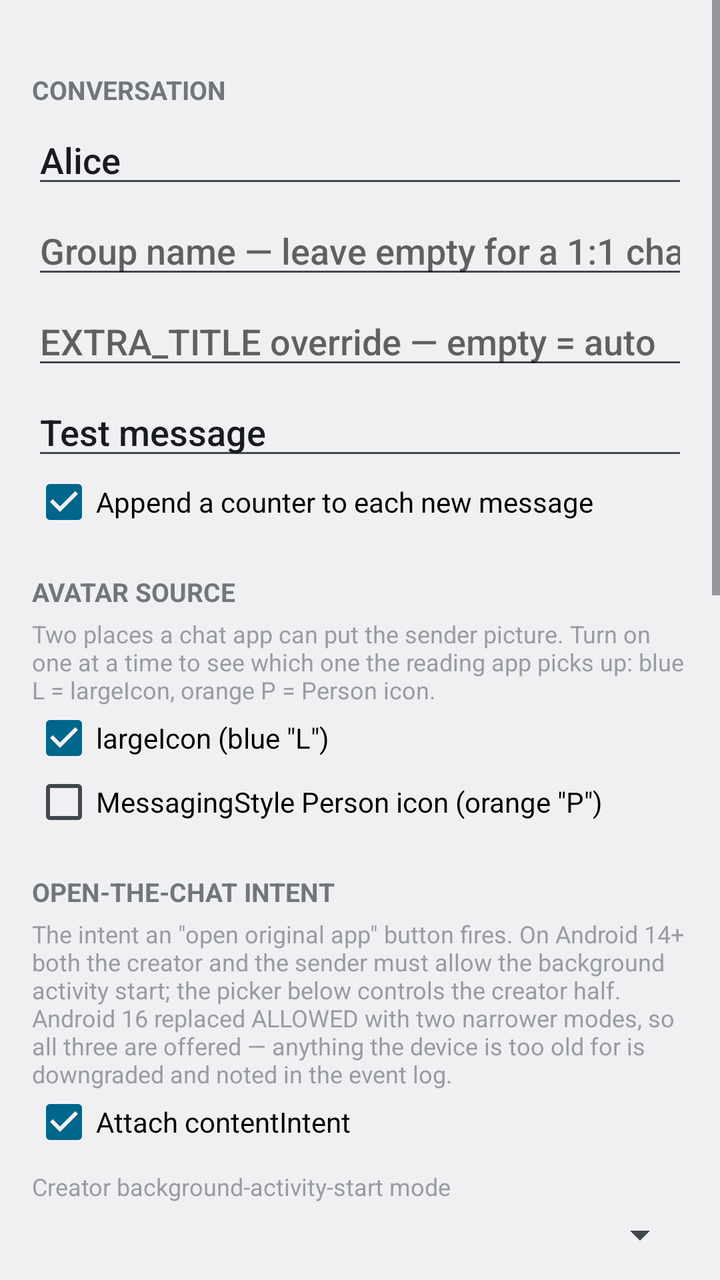
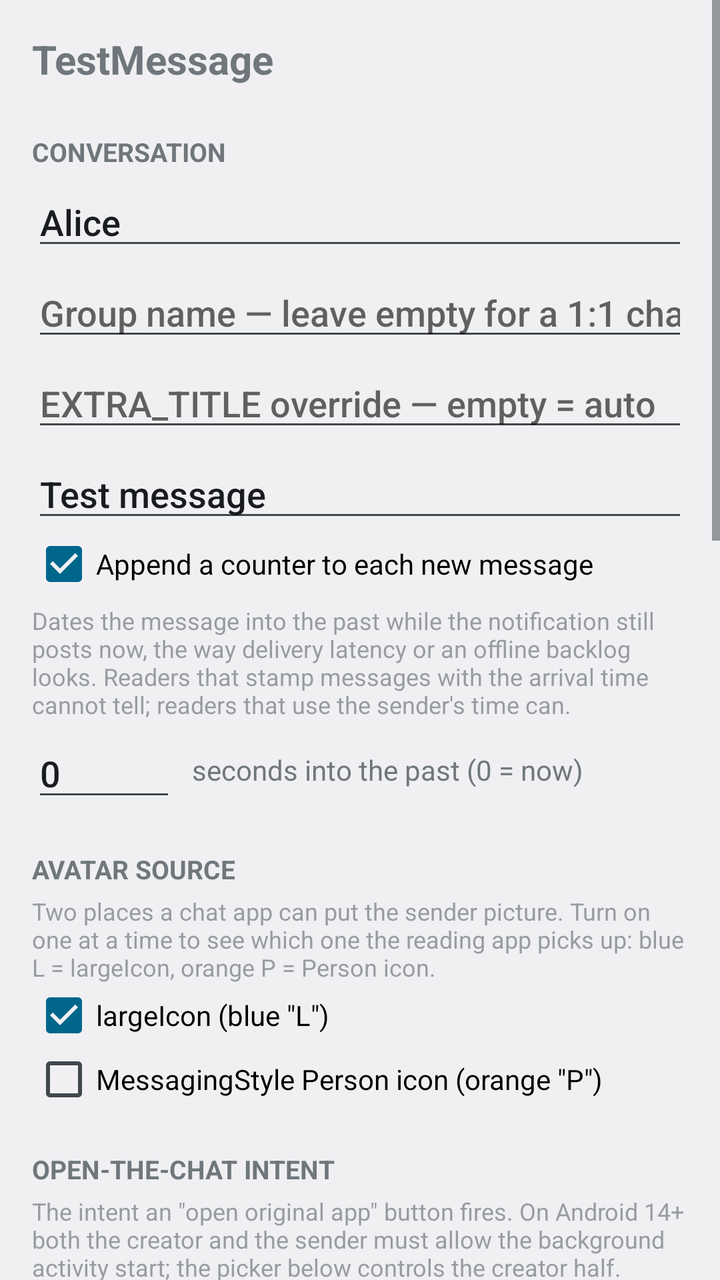

Two renders of the same Android screen: before a commit and after it. Below are the layout's source before the change and the commit's diff.
<!-- AndroidManifest.xml: application theme AppTheme -->
<!-- res/layout/activity_main.xml -->
<?xml version="1.0" encoding="utf-8"?>
<ScrollView xmlns:android="http://schemas.android.com/apk/res/android"
    android:layout_width="match_parent"
    android:layout_height="match_parent"
    android:fillViewport="true">

    <LinearLayout
        android:layout_width="match_parent"
        android:layout_height="wrap_content"
        android:orientation="vertical"
        android:padding="16dp">

        

        <TextView
            style="@style/SectionHeader"
            android:text="@string/section_conversation" />

        <EditText
            android:id="@+id/et_sender"
            style="@style/Field"
            android:hint="@string/hint_sender"
            android:text="@string/default_sender" />

        <EditText
            android:id="@+id/et_group"
            style="@style/Field"
            android:hint="@string/hint_group" />

        <EditText
            android:id="@+id/et_title"
            style="@style/Field"
            android:hint="@string/hint_title" />

        <EditText
            android:id="@+id/et_message"
            style="@style/Field"
            android:hint="@string/hint_message"
            android:text="@string/default_message" />

        <CheckBox
            android:id="@+id/cb_autonumber"
            style="@style/Toggle"
            android:checked="true"
            android:text="@string/opt_autonumber" />

        

        <TextView
            style="@style/SectionHeader"
            android:text="@string/section_avatar" />

        <TextView
            style="@style/Hint"
            android:text="@string/help_avatar" />

        <CheckBox
            android:id="@+id/cb_large_icon"
            style="@style/Toggle"
            android:checked="true"
            android:text="@string/opt_large_icon" />

        <CheckBox
            android:id="@+id/cb_person_icon"
            style="@style/Toggle"
            android:checked="false"
            android:text="@string/opt_person_icon" />

        

        <TextView
            style="@style/SectionHeader"
            android:text="@string/section_intent" />

        <TextView
            style="@style/Hint"
            android:text="@string/help_intent" />

        <CheckBox
            android:id="@+id/cb_content_intent"
            style="@style/Toggle"
            android:checked="true"
            android:text="@string/opt_content_intent" />

        <TextView
            style="@style/Hint"
            android:layout_marginTop="8dp"
            android:text="@string/opt_creator_bal" />

        <Spinner
            android:id="@+id/sp_creator_bal"
            android:layout_width="match_parent"
            android:layout_height="wrap_content"
            android:layout_marginTop="4dp" />

        

        <TextView
            style="@style/SectionHeader"
            android:text="@string/section_reply" />

        <TextView
            style="@style/Hint"
            android:text="@string/help_reply" />

        <CheckBox
            android:id="@+id/cb_reply"
            style="@style/Toggle"
            android:checked="true"
            android:text="@string/opt_reply" />

        <CheckBox
            android:id="@+id/cb_cancel_after_reply"
            style="@style/Toggle"
            android:checked="false"
            android:text="@string/opt_cancel_after_reply" />

        

        <TextView
            style="@style/SectionHeader"
            android:text="@string/section_post" />

        <Button
            android:id="@+id/btn_post"
            style="@style/Action"
            android:text="@string/btn_post" />

        <TextView
            style="@style/Hint"
            android:text="@string/help_repost" />

        <CheckBox
            android:id="@+id/cb_bump_time"
            style="@style/Toggle"
            android:checked="false"
            android:text="@string/opt_bump_time" />

        <Button
            android:id="@+id/btn_repost"
            style="@style/Action"
            android:text="@string/btn_repost" />

        <LinearLayout
            android:layout_width="match_parent"
            android:layout_height="wrap_content"
            android:layout_marginTop="8dp"
            android:gravity="center_vertical"
            android:orientation="horizontal">

            <EditText
                android:id="@+id/et_delay"
                android:layout_width="72dp"
                android:layout_height="wrap_content"
                android:hint="@string/hint_delay"
                android:inputType="number"
                android:text="@string/default_delay" />

            <Button
                android:id="@+id/btn_repost_delayed"
                android:layout_width="0dp"
                android:layout_height="wrap_content"
                android:layout_marginStart="8dp"
                android:layout_weight="1"
                android:text="@string/btn_repost_delayed" />
        </LinearLayout>

        <Button
            android:id="@+id/btn_cancel"
            style="@style/Action"
            android:text="@string/btn_cancel" />

        <Button
            android:id="@+id/btn_reset"
            style="@style/Action"
            android:text="@string/btn_reset" />

        <Button
            android:id="@+id/btn_reset_all"
            style="@style/Action"
            android:text="@string/btn_reset_all" />

        

        <TextView
            style="@style/SectionHeader"
            android:text="@string/section_log" />

        <Button
            android:id="@+id/btn_clear_log"
            style="@style/Action"
            android:text="@string/btn_clear_log" />

        <TextView
            android:id="@+id/tv_log"
            android:layout_width="match_parent"
            android:layout_height="wrap_content"
            android:layout_marginTop="8dp"
            android:fontFamily="monospace"
            android:textSize="11sp"
            android:textIsSelectable="true" />

    </LinearLayout>
</ScrollView>
<!-- resources referenced by this layout -->
<resources>
  <string name="btn_cancel">Cancel notification (keep conversation)</string>
  <string name="btn_clear_log">Clear events</string>
  <string name="btn_post">Post new message</string>
  <string name="btn_repost">Re-post unchanged (now)</string>
  <string name="btn_repost_delayed">Re-post unchanged after delay</string>
  <string name="btn_reset">Reset this conversation</string>
  <string name="btn_reset_all">Reset all conversations</string>
  <string name="default_delay">20</string>
  <string name="default_message">Test message</string>
  <string name="default_sender">Alice</string>
  <string name="help_avatar">Two places a chat app can put the sender picture. Turn on one at a time to see which one the reading app picks up: blue L = largeIcon, orange P = Person icon.</string>
  <string name="help_intent">The intent an \"open original app\" button fires. On Android 14+ both the creator and the sender must allow the background activity start; the picker below controls the creator half. Android 16 replaced ALLOWED with two narrower modes, so all three are offered — anything the device is too old for is downgraded and noted in the event log.</string>
  <string name="help_reply">Adds a RemoteInput action. Replies land in the event log below, which also records whether the notification was still showing at the time.</string>
  <string name="help_repost">Re-posting keeps the same notification id and the same message list — the refresh pattern that trips duplicate detection in reading apps.</string>
  <string name="hint_delay">sec</string>
  <string name="hint_group">Group name — leave empty for a 1:1 chat</string>
  <string name="hint_message">Message text</string>
  <string name="hint_sender">Sender name</string>
  <string name="hint_title">EXTRA_TITLE override — empty = auto</string>
  <string name="opt_autonumber">Append a counter to each new message</string>
  <string name="opt_bump_time">Give the unchanged message a fresh timestamp on re-post</string>
  <string name="opt_cancel_after_reply">Cancel the notification after a reply arrives</string>
  <string name="opt_content_intent">Attach contentIntent</string>
  <string name="opt_creator_bal">Creator background-activity-start mode</string>
  <string name="opt_large_icon">largeIcon (blue \"L\")</string>
  <string name="opt_person_icon">MessagingStyle Person icon (orange \"P\")</string>
  <string name="opt_reply">Attach reply action</string>
  <string name="section_avatar">Avatar source</string>
  <string name="section_conversation">Conversation</string>
  <string name="section_intent">Open-the-chat intent</string>
  <string name="section_log">Events</string>
  <string name="section_post">Post</string>
  <string name="section_reply">Direct Reply</string>
  <style name="Action">
          <item name="android:layout_width">match_parent</item>
          <item name="android:layout_height">wrap_content</item>
          <item name="android:layout_marginTop">8dp</item>
      </style>
  <style name="Toggle">
          <item name="android:layout_width">match_parent</item>
          <item name="android:layout_height">wrap_content</item>
          <item name="android:textSize">14sp</item>
      </style>
  <style name="AppTheme" parent="@android:style/Theme.DeviceDefault.DayNight" />
  <!-- unchanged entries left out for length: 3 -->
</resources>

<!-- the commit's change to res/layout/activity_main.xml (unified diff, before → after) -->
@@ -1,7 +1,9 @@
 <?xml version="1.0" encoding="utf-8"?>
 <ScrollView xmlns:android="http://schemas.android.com/apk/res/android"
+    android:id="@+id/root_scroll"
     android:layout_width="match_parent"
     android:layout_height="match_parent"
+    android:clipToPadding="false"
     android:fillViewport="true">
 
     <LinearLayout
@@ -10,6 +12,14 @@
         android:orientation="vertical"
         android:padding="16dp">
 
+        <TextView
+            android:layout_width="match_parent"
+            android:layout_height="wrap_content"
+            android:paddingBottom="4dp"
+            android:text="@string/app_name"
+            android:textSize="20sp"
+            android:textStyle="bold" />
+
         
 
         <TextView
@@ -43,6 +53,34 @@
             style="@style/Toggle"
             android:checked="true"
             android:text="@string/opt_autonumber" />
+
+        <TextView
+            style="@style/Hint"
+            android:text="@string/help_backdate" />
+
+        <LinearLayout
+            android:layout_width="match_parent"
+            android:layout_height="wrap_content"
+            android:layout_marginTop="4dp"
+            android:gravity="center_vertical"
+            android:orientation="horizontal">
+
+            <EditText
+                android:id="@+id/et_backdate"
+                android:layout_width="72dp"
+                android:layout_height="wrap_content"
+                android:hint="@string/hint_delay"
+                android:inputType="number"
+                android:text="@string/default_backdate" />
+
+            <TextView
+                android:layout_width="0dp"
+                android:layout_height="wrap_content"
+                android:layout_marginStart="8dp"
+                android:layout_weight="1"
+                android:text="@string/opt_backdate"
+                android:textSize="14sp" />
+        </LinearLayout>
 
         
 
<!-- resource entries referenced after the edit -->
@@ -1,5 +1,6 @@
 <!-- resources referenced by this layout -->
 <resources>
+  <string name="app_name">TestMessage</string>
   <string name="btn_cancel">Cancel notification (keep conversation)</string>
   <string name="btn_clear_log">Clear events</string>
   <string name="btn_post">Post new message</string>
@@ -7,10 +8,12 @@
   <string name="btn_repost_delayed">Re-post unchanged after delay</string>
   <string name="btn_reset">Reset this conversation</string>
   <string name="btn_reset_all">Reset all conversations</string>
+  <string name="default_backdate">0</string>
   <string name="default_delay">20</string>
   <string name="default_message">Test message</string>
   <string name="default_sender">Alice</string>
   <string name="help_avatar">Two places a chat app can put the sender picture. Turn on one at a time to see which one the reading app picks up: blue L = largeIcon, orange P = Person icon.</string>
+  <string name="help_backdate">Dates the message into the past while the notification still posts now, the way delivery latency or an offline backlog looks. Readers that stamp messages with the arrival time cannot tell; readers that use the sender\'s time can.</string>
   <string name="help_intent">The intent an \"open original app\" button fires. On Android 14+ both the creator and the sender must allow the background activity start; the picker below controls the creator half. Android 16 replaced ALLOWED with two narrower modes, so all three are offered — anything the device is too old for is downgraded and noted in the event log.</string>
   <string name="help_reply">Adds a RemoteInput action. Replies land in the event log below, which also records whether the notification was still showing at the time.</string>
   <string name="help_repost">Re-posting keeps the same notification id and the same message list — the refresh pattern that trips duplicate detection in reading apps.</string>
@@ -20,6 +23,7 @@
   <string name="hint_sender">Sender name</string>
   <string name="hint_title">EXTRA_TITLE override — empty = auto</string>
   <string name="opt_autonumber">Append a counter to each new message</string>
+  <string name="opt_backdate">seconds into the past (0 = now)</string>
   <string name="opt_bump_time">Give the unchanged message a fresh timestamp on re-post</string>
   <string name="opt_cancel_after_reply">Cancel the notification after a reply arrives</string>
   <string name="opt_content_intent">Attach contentIntent</string>
@@ -43,7 +47,10 @@
           <item name="android:layout_height">wrap_content</item>
           <item name="android:textSize">14sp</item>
       </style>
-  <style name="AppTheme" parent="@android:style/Theme.DeviceDefault.DayNight" />
+  <style name="AppTheme" parent="@android:style/Theme.DeviceDefault.DayNight">
+          <item name="android:windowActionBar">false</item>
+          <item name="android:windowNoTitle">true</item>
+      </style>
   <!-- unchanged entries left out for length: 3 -->
 </resources>
 
